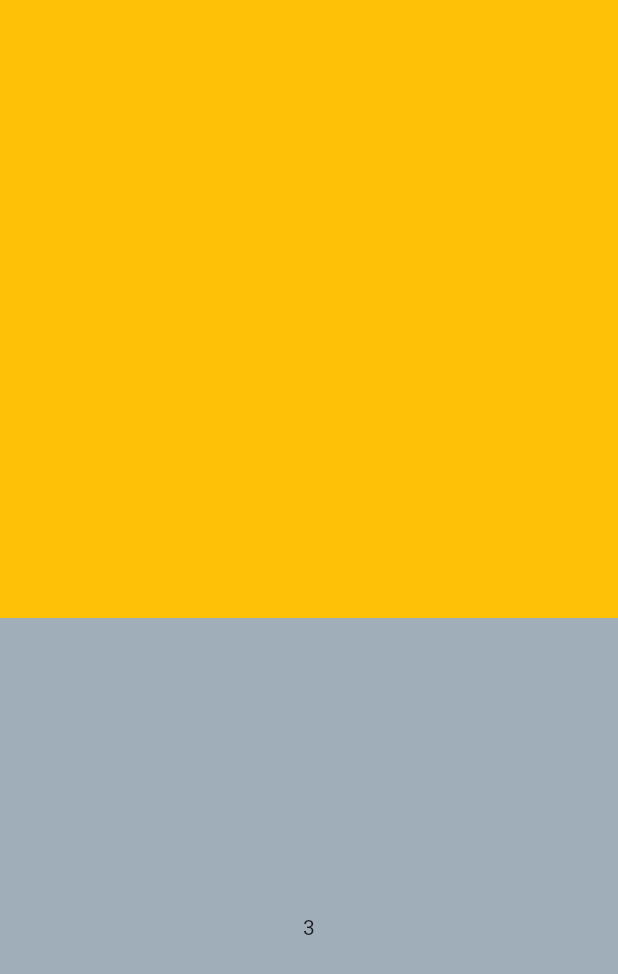
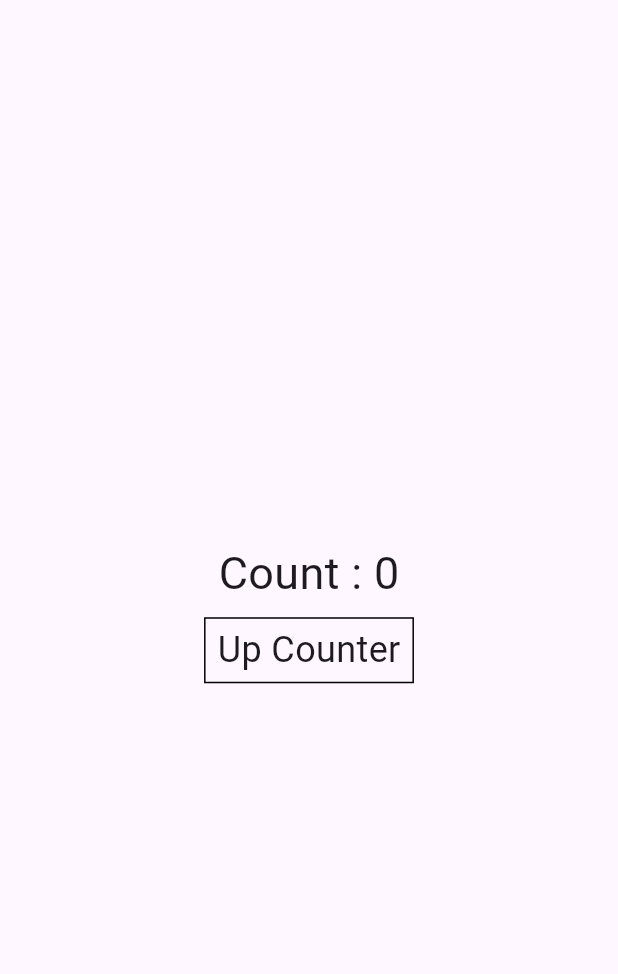
Before and after one commit to ryan2414/flutter_widget, a Flutter app: the screen it shows after launch, on a phone screen of 412 x 824 dp. Shown: the top 974 px of the screen. Run offline on Flutter 3.47's test engine with Material 3 defaults, Android fonts, the phone set to English and light mode, and no system bars.

```diff
--- a/lib/main.dart
+++ b/lib/main.dart
@@ -1,3 +1,4 @@
+import 'package:flutter/cupertino.dart';
 import 'package:flutter/material.dart';
 
 void main() {
@@ -23,72 +24,60 @@ class Body extends StatelessWidget {
 
   @override
   Widget build(BuildContext context) {
-    return Column(children: [
-      ExampleStateless(),
-      ExampleStateful(index: 3),
-    ]);
+    return TestWidget();
   }
 }
 
-class ExampleStateless extends StatelessWidget {
-  const ExampleStateless({super.key});
+class TestWidget extends StatefulWidget {
+  const TestWidget({super.key});
+
+  @override
+  State<TestWidget> createState() => _TestWidgetState();
+}
+
+class _TestWidgetState extends State<TestWidget> {
+  int value = 0;
 
   @override
   Widget build(BuildContext context) {
-    return Expanded(
-      flex: 1,
-      child: Container(
-        color: Colors.amber,
-      ),
+    return Column(
+      mainAxisAlignment: MainAxisAlignment.center,
+      children: [
+        Text(
+          'Count : $value',
+          style: const TextStyle(fontSize: 30),
+        ),
+        TestButton(addCounter),
+      ],
     );
   }
+
+  void addCounter(int addValue) => setState(() => value += addValue);
 }
 
-class ExampleStateful extends StatefulWidget {
-  final int index;
+class TestButton extends StatelessWidget {
+  const TestButton(this.callback, {super.key});
 
-  const ExampleStateful({required this.index, super.key});
-
-  @override
-  State<ExampleStateful> createState() => _ExampleStatefulState();
-}
-
-class _ExampleStatefulState extends State<ExampleStateful> {
-  late int _index;
-  late TextEditingController textController;
-
-  @override
-  void initState() {
-    super.initState();
-    _index = widget.index;
-    textController = TextEditingController();
-  }
-
-  @override
-  void dispose() {
-    textController.dispose();
-    super.dispose();
-  }
+  final Function(int) callback;
 
   @override
   Widget build(BuildContext context) {
-    return Expanded(
-      flex: 1,
-      child: GestureDetector(
-        onTap: () {
-          setState(() {
-            if (_index == 5) {
-              _index = 0;
-              return;
-            }
-
-            _index++;
-          });
-        },
-        child: Container(
-          color: Colors.blueGrey.withOpacity(_index / 5),
-          child: Center(
-            child: Text('$_index'),
+    return Container(
+      margin: const EdgeInsets.symmetric(vertical: 8),
+      width: double.infinity,
+      //color: Colors.amber,
+      child: InkWell(
+        onTap: () => callback.call(1),
+        onDoubleTap: () => callback.call(5),
+        onLongPress: () => callback.call(10),
+        child: Center(
+          child: Container(
+            padding: const EdgeInsets.symmetric(vertical: 4, horizontal: 8),
+            decoration: BoxDecoration(border: Border.all()),
+            child: const Text(
+              'Up Counter',
+              style: TextStyle(fontSize: 24),
+            ),
           ),
         ),
       ),
```
